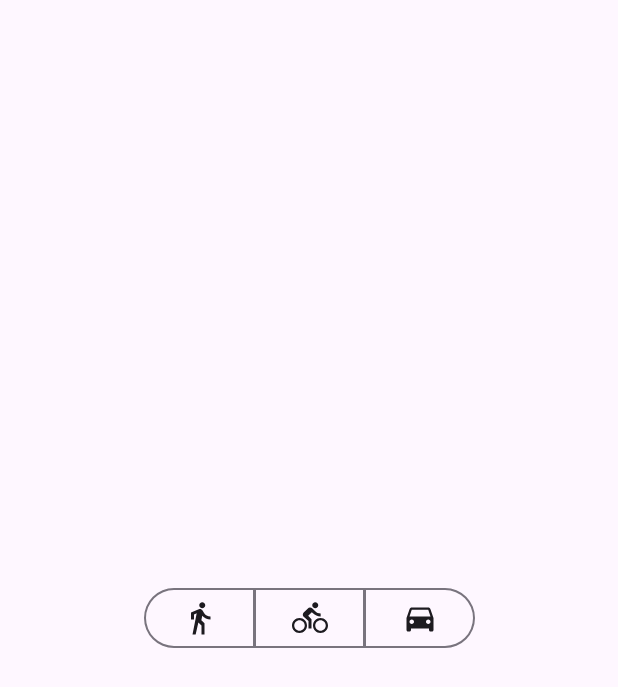
After one commit to hossain72/ComposeExample, an Android app built with Jetpack Compose: the composable SegmentedButtonExample shown on its own in the app's theme, on a phone screen of 412 x 824 dp. The commit adds this screen. Shown: the top 687 px of the screen. Run offline under Robolectric (Android 15) with nearby library versions, the phone set to English and light mode, and no system bars.

Commit message:
sagmented button and slider example done

```diff
--- /dev/null
+++ b/app/src/main/java/com/rul/compose_example/new_jetpack_compose/segmented_button_17/SegmentedButtonExample.kt
@@ -0,0 +1,78 @@
+package com.rul.compose_example.new_jetpack_compose.segmented_button_17
+
+
+import androidx.compose.foundation.layout.Box
+import androidx.compose.foundation.layout.fillMaxSize
+import androidx.compose.foundation.layout.fillMaxWidth
+import androidx.compose.material.icons.Icons
+import androidx.compose.material.icons.automirrored.filled.DirectionsBike
+import androidx.compose.material.icons.automirrored.filled.DirectionsWalk
+import androidx.compose.material.icons.filled.DirectionsCar
+import androidx.compose.material3.Icon
+import androidx.compose.material3.MultiChoiceSegmentedButtonRow
+import androidx.compose.material3.SegmentedButton
+import androidx.compose.material3.SegmentedButtonDefaults
+import androidx.compose.runtime.Composable
+import androidx.compose.runtime.mutableStateListOf
+import androidx.compose.runtime.remember
+import androidx.compose.ui.Alignment
+import androidx.compose.ui.Modifier
+import androidx.compose.ui.tooling.preview.Preview
+
+@Composable
+fun SegmentedButtonExample() {
+
+    var selectedOptions = remember {
+        mutableStateListOf(false, false, false)
+    }
+
+    var options = listOf("Walk", "Ride", "Drive")
+
+
+    Box(
+        modifier = Modifier.fillMaxSize(),
+        contentAlignment = Alignment.Center
+    ) {
+        MultiChoiceSegmentedButtonRow {
+            options.forEachIndexed { index, label ->
+                SegmentedButton(
+                    shape = SegmentedButtonDefaults.itemShape(
+                        index = index,
+                        count = options.size
+                    ),
+                    checked = selectedOptions[index],
+                    onCheckedChange = {
+                        selectedOptions[index] = !selectedOptions[index]
+                    },
+                    icon = {
+                        SegmentedButtonDefaults.Icon(selectedOptions[index])
+                    },
+                    label = {
+                        when (label) {
+                            "Walk" -> Icon(
+                                imageVector = Icons.AutoMirrored.Filled.DirectionsWalk,
+                                contentDescription = null
+                            )
+
+                            "Ride" -> Icon(
+                                imageVector = Icons.AutoMirrored.Filled.DirectionsBike,
+                                contentDescription = null
+                            )
+
+                            "Drive" -> Icon(
+                                imageVector = Icons.Default.DirectionsCar,
+                                contentDescription = null
+                            )
+                        }
+                    }
+                )
+            }
+        }
+    }
+}
+
+@Preview(showSystemUi = true)
+@Composable
+fun Preview_SegmentedButtonExample() {
+    SegmentedButtonExample()
+}
--- a/gradle/libs.versions.toml
+++ b/gradle/libs.versions.toml
@@ -1,20 +1,25 @@
 [versions]
 agp = "8.10.1"
+bottombar = "1.0.1"
 constraintlayoutCompose = "1.1.1"
 kotlin = "2.0.21"
 coreKtx = "1.16.0"
 junit = "4.13.2"
 junitVersion = "1.2.1"
 espressoCore = "3.6.1"
+kotlinxSerializationJson = "1.8.1"
 lifecycleRuntimeKtx = "2.9.1"
 activityCompose = "1.10.1"
 composeBom = "2025.06.01"
 materialIconsExtended = "1.7.8"
+navigationCompose = "2.9.0"
 
 [libraries]
 androidx-constraintlayout-compose = { module = "androidx.constraintlayout:constraintlayout-compose", version.ref = "constraintlayoutCompose" }
 androidx-core-ktx = { group = "androidx.core", name = "core-ktx", version.ref = "coreKtx" }
 androidx-material-icons-extended = { module = "androidx.compose.material:material-icons-extended", version.ref = "materialIconsExtended" }
+androidx-navigation-compose = { module = "androidx.navigation:navigation-compose", version.ref = "navigationCompose" }
+bottombar = { module = "com.canopas.compose-animated-navigationbar:bottombar", version.ref = "bottombar" }
 junit = { group = "junit", name = "junit", version.ref = "junit" }
 androidx-junit = { group = "androidx.test.ext", name = "junit", version.ref = "junitVersion" }
 androidx-espresso-core = { group = "androidx.test.espresso", name = "espresso-core", version.ref = "espressoCore" }
@@ -28,6 +33,7 @@ androidx-ui-tooling-preview = { group = "androidx.compose.ui", name = "ui-toolin
 androidx-ui-test-manifest = { group = "androidx.compose.ui", name = "ui-test-manifest" }
 androidx-ui-test-junit4 = { group = "androidx.compose.ui", name = "ui-test-junit4" }
 androidx-material3 = { group = "androidx.compose.material3", name = "material3" }
+kotlinx-serialization-json = { module = "org.jetbrains.kotlinx:kotlinx-serialization-json", version.ref = "kotlinxSerializationJson" }
 
 [plugins]
 android-application = { id = "com.android.application", version.ref = "agp" }
```
Also changed, not shown: app/build.gradle.kts (+8 -0 lines), app/src/main/java/com/rul/compose_example/MainActivity.kt (+13 -5 lines), app/src/main/java/com/rul/compose_example/new_jetpack_compose/slider_18/SliderExample.kt (added, +56 -0 lines), 1 other file.
